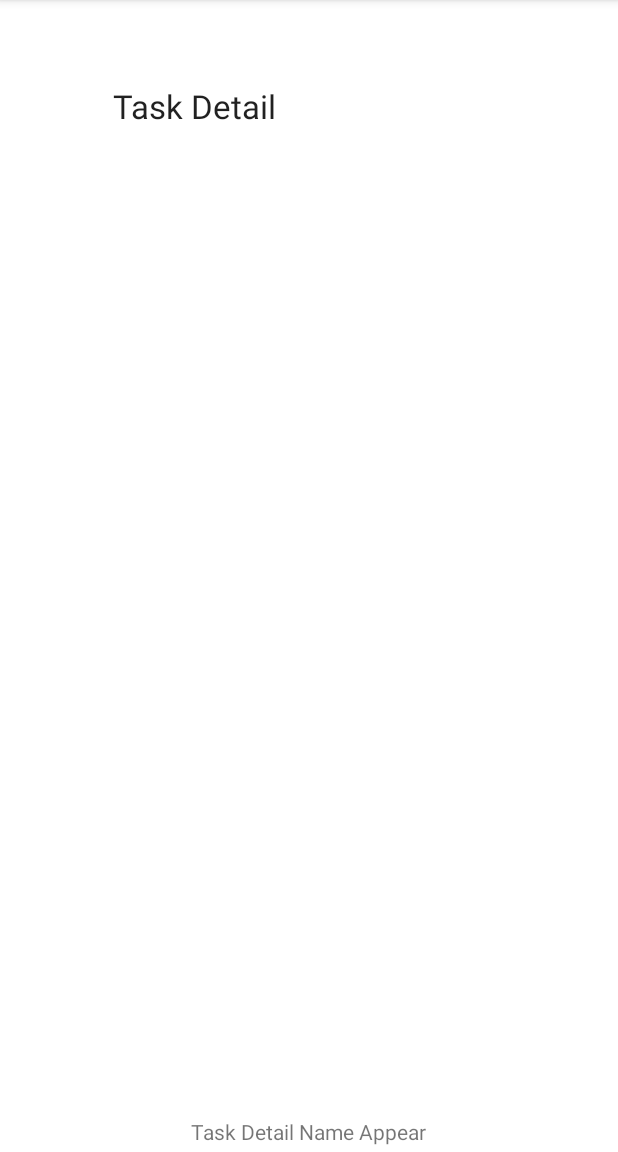
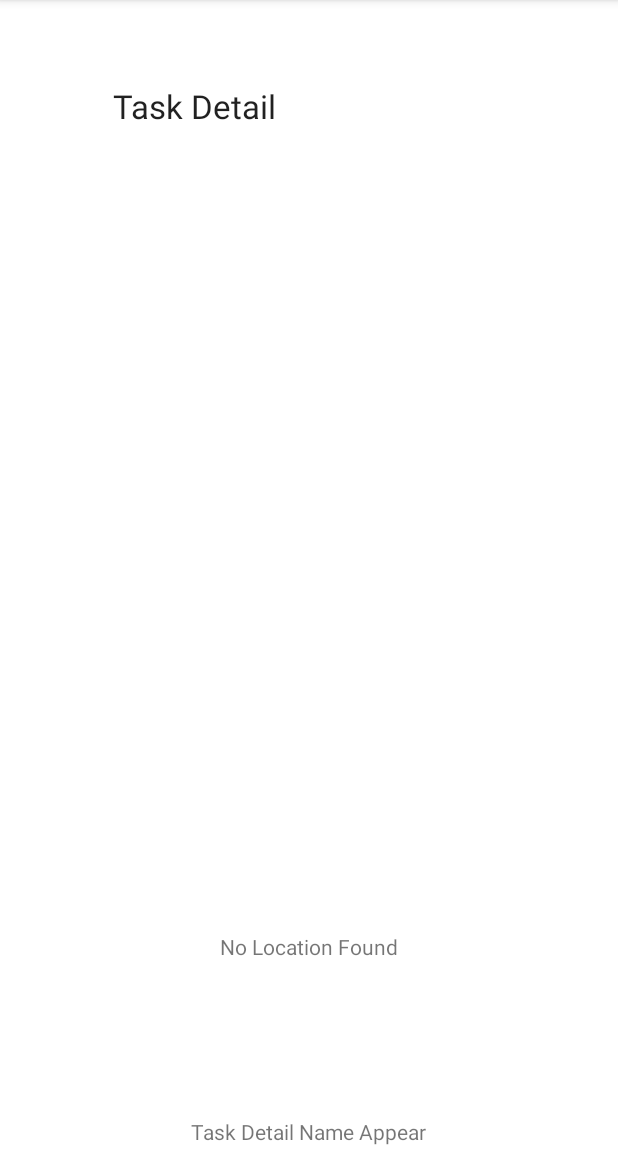
Before and after one commit to obada-naser/Taskmaster, an Android app: the TaskDetail screen opened directly, with no data from a screen before it, on a phone screen of 412 x 824 dp, the part 84-1236 px from its top. Run offline under Robolectric (Android 15) with nearby library versions, the light colour scheme and no system bars; libraries missing offline, so code that uses them is left out: com.amazonaws.services, com.amplifyframework.core, com.amplifyframework.storage.

Commit message:
solving  the location

```diff
--- a/app/build.gradle
+++ b/app/build.gradle
@@ -47,5 +47,6 @@ dependencies {
     implementation 'com.amplifyframework:aws-datastore:1.29.1'
     implementation 'com.amplifyframework:aws-storage-s3:1.30.0'
     implementation 'com.amplifyframework:aws-auth-cognito:1.30.0'
+    implementation 'com.google.android.gms:play-services-location:18.0.0'
 
 }
--- a/app/src/main/java/com/example/taskmaster/Activities/TaskDetail.java
+++ b/app/src/main/java/com/example/taskmaster/Activities/TaskDetail.java
@@ -3,10 +3,19 @@ package com.example.taskmaster.Activities;
 import androidx.appcompat.app.AppCompatActivity;
 
 import android.content.Intent;
+import android.content.SharedPreferences;
 import android.os.Bundle;
+import android.preference.PreferenceManager;
+import android.util.Log;
+import android.widget.ImageView;
 import android.widget.TextView;
 
+import com.amazonaws.services.s3.util.Mimetypes;
+import com.amplifyframework.core.Amplify;
+import com.amplifyframework.storage.options.StorageDownloadFileOptions;
 import com.example.taskmaster.R;
+
+import java.io.File;
 
 public class TaskDetail extends AppCompatActivity {
 
@@ -19,6 +28,7 @@ public class TaskDetail extends AppCompatActivity {
         String title=intent.getStringExtra("title");
         String body=intent.getStringExtra("body");
         String status=intent.getStringExtra("status");
+        String key=intent.getStringExtra("key");
 
         TextView titleDetail=findViewById(R.id.titleDetail);
         titleDetail.setText(title);
@@ -26,6 +36,31 @@ public class TaskDetail extends AppCompatActivity {
         bodyDetail.setText(body);
         TextView statusDetail=findViewById(R.id.statusDetail);
         statusDetail.setText(status);
+
+
+        TextView location = findViewById(R.id.location);
+        SharedPreferences sharedPreferences = PreferenceManager.getDefaultSharedPreferences(TaskDetail.this);
+        String locationData = sharedPreferences.getString(key,"No Location Found");
+
+        location.setText(locationData);
+
+
+        ImageView image=findViewById(R.id.imageView);
+//
+//        Amplify.Storage.downloadFile(
+//                getIntent().getExtras().get("Image"),
+//                new File(getApplicationContext().getFilesDir() + "/download.txt"),
+//                result ->{  result.}
+//
+//
+//
+//        );
+
+
+
+
+
+
 
 
 
--- a/app/src/main/java/com/example/taskmaster/Adaptor/TaskAdapter.java
+++ b/app/src/main/java/com/example/taskmaster/Adaptor/TaskAdapter.java
@@ -70,7 +70,9 @@ public class TaskAdapter extends RecyclerView.Adapter<TaskAdapter.TaskViewHolder
                 intent.putExtra("title",holder.Task.title);
                 intent.putExtra("body",holder.Task.body);
                 intent.putExtra("status",holder.Task.status);
-//                intent.putExtra("Image",holder.Task.);
+                intent.putExtra("Image",holder.Task.imageName);
+                intent.putExtra("key",holder.Task.key);
+
                 view.getContext().startActivity(intent);
             }
         });
--- a/app/src/main/res/layout/activity_task_detail.xml
+++ b/app/src/main/res/layout/activity_task_detail.xml
@@ -78,4 +78,14 @@
         app:layout_constraintVertical_bias="1.0"
         tools:srcCompat="@tools:sample/avatars" />
 
+    <TextView
+        android:id="@+id/location"
+        android:layout_width="wrap_content"
+        android:layout_height="wrap_content"
+        android:layout_marginBottom="104dp"
+        android:text="TextView"
+        app:layout_constraintBottom_toTopOf="@+id/taskDetailName"
+        app:layout_constraintEnd_toEndOf="parent"
+        app:layout_constraintStart_toStartOf="parent" />
+
 </androidx.constraintlayout.widget.ConstraintLayout>
```
Also changed, not shown: app/src/main/AndroidManifest.xml (+11 -1 lines), app/src/main/java/com/example/taskmaster/Activities/AddTask.java (+110 -58 lines), app/src/main/java/com/example/taskmaster/Activities/MainActivity.java (+7 -1 lines), app/src/main/java/com/example/taskmaster/Activities/Settings.java (+2 -10 lines), app/src/main/java/com/example/taskmaster/Models/TaskModel1.java (+10 -1 lines).
